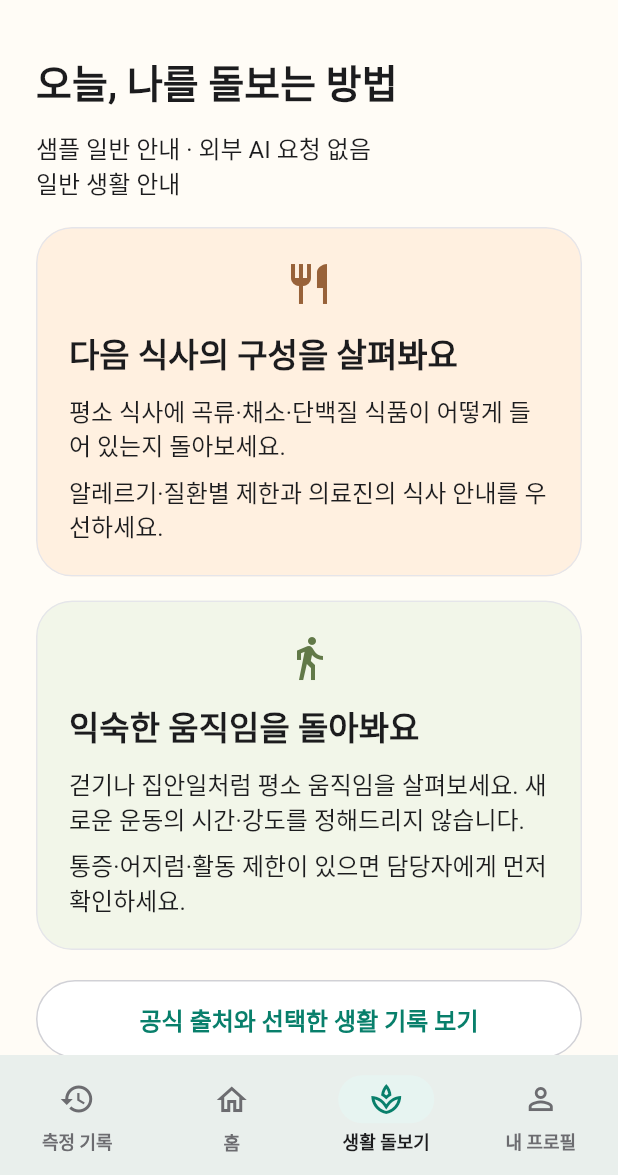
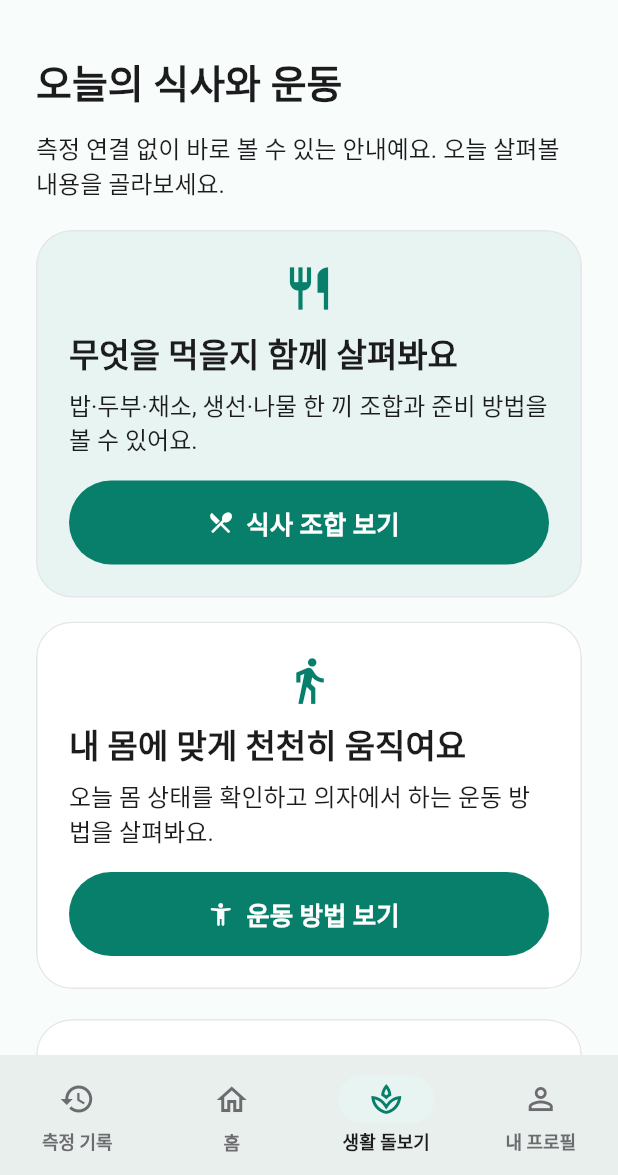
Before and after one commit to Dowon-Kang/vibecare-pilot, a Flutter app: the screen it shows after launch, item 3 of the bottom bar chosen, on a phone screen of 412 x 824 dp, the part 61-1236 px from its top. Run offline on Flutter 3.47's test engine with Material 3 defaults, Android fonts, the phone set to English and light mode, and no system bars; our stand-ins replace dio, flutter_riverpod, flutter_secure_storage, supabase_flutter; accounts and stored records are empty.

Commit message:
Add free food and movement guides and clarify wellness actions

```diff
--- a/mobile-app/lib/screens/participant_shell.dart
+++ b/mobile-app/lib/screens/participant_shell.dart
@@ -6,6 +6,8 @@ import '../services/participation_repository.dart';
 import '../widgets/page_content.dart';
 import 'participation_screen.dart';
 import 'wellness_screen.dart';
+import 'daily_guide_screen.dart';
+import '../theme/app_theme.dart';
 import 'wellness_ai_panel.dart';
 
 class ParticipantReading {
@@ -603,7 +605,7 @@ class _ParticipantShellState extends State<ParticipantShell>
             ),
           ]),
         const SizedBox(height: 16),
-        _card(const Color(0xFFFFF0E0), [
+        _card(AppColors.brandSoft, [
           Text('생활 돌보기', style: Theme.of(context).textTheme.titleLarge),
           const SizedBox(height: 8),
           const Text('식사와 움직임을 내 속도로 돌아봐요.'),
@@ -675,47 +677,49 @@ class _ParticipantShellState extends State<ParticipantShell>
       ],
     ),
   );
+  void _openGuide(DailyGuideKind kind) => Navigator.of(
+    context,
+  ).push<void>(MaterialPageRoute(builder: (_) => DailyGuideScreen(kind: kind)));
+
   Widget _life() => PageContent(
     children: [
-      _heading('오늘, 나를 돌보는 방법'),
-      if (widget.aiService != null) ...[
-        WellnessAiPanel(
-          service: widget.aiService!,
-          sample: widget.sample,
-          measurementKey: widget.sample
-              ? 'gemini-fixed-sample-v1'
-              : '${widget.owner}:${_readings.isEmpty ? '' : '${_readings.first.date}:${_readings.first.muscle}:${_readings.first.weight}:${_readings.first.fat}'}',
+      _heading('오늘의 식사와 운동'),
+      const Text('측정 연결 없이 바로 볼 수 있는 안내예요. 오늘 살펴볼 내용을 골라보세요.'),
+      const SizedBox(height: 20),
+      _card(AppColors.brandSoft, [
+        const Icon(Icons.restaurant_outlined, size: 34, color: AppColors.brand),
+        const SizedBox(height: 12),
+        Text('무엇을 먹을지 함께 살펴봐요', style: Theme.of(context).textTheme.titleLarge),
+        const SizedBox(height: 8),
+        const Text('밥·두부·채소, 생선·나물 한 끼 조합과 준비 방법을 볼 수 있어요.'),
+        const SizedBox(height: 16),
+        FilledButton.icon(
+          key: const ValueKey('open-food-guide'),
+          onPressed: () => _openGuide(DailyGuideKind.food),
+          icon: const Icon(Icons.restaurant_menu),
+          label: const Text('식사 조합 보기'),
         ),
-        const SizedBox(height: 20),
-      ] else
-        const Text('샘플 일반 안내 · 외부 AI 요청 없음'),
-      const Text('일반 생활 안내'),
-      const SizedBox(height: 18),
-      _card(const Color(0xFFFFF0E0), [
-        const Icon(
-          Icons.restaurant_outlined,
-          size: 32,
-          color: Color(0xFF986239),
-        ),
-        const SizedBox(height: 16),
-        Text('다음 식사의 구성을 살펴봐요', style: Theme.of(context).textTheme.titleLarge),
-        const SizedBox(height: 12),
-        const Text('평소 식사에 곡류·채소·단백질 식품이 어떻게 들어 있는지 돌아보세요.'),
-        const SizedBox(height: 8),
-        const Text('알레르기·질환별 제한과 의료진의 식사 안내를 우선하세요.'),
       ]),
       const SizedBox(height: 16),
-      _card(const Color(0xFFF2F6E9), [
-        const Icon(Icons.directions_walk, size: 32, color: Color(0xFF627948)),
+      _card(AppColors.canvas, [
+        const Icon(Icons.directions_walk, size: 34, color: AppColors.brand),
+        const SizedBox(height: 12),
+        Text('내 몸에 맞게 천천히 움직여요', style: Theme.of(context).textTheme.titleLarge),
+        const SizedBox(height: 8),
+        const Text('오늘 몸 상태를 확인하고 의자에서 하는 운동 방법을 살펴봐요.'),
         const SizedBox(height: 16),
-        Text('익숙한 움직임을 돌아봐요', style: Theme.of(context).textTheme.titleLarge),
-        const SizedBox(height: 12),
-        const Text('걷기나 집안일처럼 평소 움직임을 살펴보세요. 새로운 운동의 시간·강도를 정해드리지 않습니다.'),
-        const SizedBox(height: 8),
-        const Text('통증·어지럼·활동 제한이 있으면 담당자에게 먼저 확인하세요.'),
+        FilledButton.icon(
+          key: const ValueKey('open-movement-guide'),
+          onPressed: () => _openGuide(DailyGuideKind.movement),
+          icon: const Icon(Icons.accessibility_new_rounded),
+          label: const Text('운동 방법 보기'),
+        ),
       ]),
       const SizedBox(height: 20),
-      OutlinedButton(
+      _card(AppColors.canvas, [
+        Text('오늘 실천 기록', style: Theme.of(context).textTheme.titleLarge),
+        const Text('내가 한 활동이나 쉬기를 직접 남기는 선택 기능이에요. 안내를 읽는 것만으로 기록되지 않아요.'),
+        OutlinedButton.icon(
           onPressed: () => Navigator.of(context).push<void>(
             MaterialPageRoute(
               builder: (_) => WellnessScreen(
@@ -726,9 +730,30 @@ class _ParticipantShellState extends State<ParticipantShell>
               ),
             ),
           ),
-        child: const Text('공식 출처와 선택한 생활 기록 보기'),
+          icon: const Icon(Icons.checklist),
+          label: const Text('실천·쉬기 기록하기'),
         ),
-      const Text('생활 기록은 선택사항이며 기기에만 저장됩니다. 측정·안전 판정과는 별도입니다.'),
+      ]),
+      if (widget.aiService != null) ...[
+        const SizedBox(height: 16),
+        ExpansionTile(
+          key: const ValueKey('optional-measurement-ai'),
+          tilePadding: EdgeInsets.zero,
+          title: Text(
+            widget.sample ? '추가 기능 · Gemini 합성 시연' : '추가 기능 · 측정값 기반 AI',
+          ),
+          subtitle: const Text('원할 때 열어 연결 상태와 전송 내용을 확인하세요.'),
+          children: [
+            WellnessAiPanel(
+              service: widget.aiService!,
+              sample: widget.sample,
+              measurementKey: widget.sample
+                  ? 'gemini-fixed-sample-v1'
+                  : '${widget.owner}:${_readings.isEmpty ? '' : '${_readings.first.date}:${_readings.first.muscle}:${_readings.first.weight}:${_readings.first.fat}'}',
+            ),
+          ],
+        ),
+      ],
     ],
   );
   Widget _profile() => PageContent(
--- a/mobile-app/lib/screens/pilot_onboarding_components.dart
+++ b/mobile-app/lib/screens/pilot_onboarding_components.dart
@@ -463,21 +463,21 @@ class _SkeletalMuscleMeasurementCard extends ConsumerWidget {
               key: const ValueKey('measurement-comparison'),
               padding: const EdgeInsets.all(14),
               decoration: const BoxDecoration(
-                color: AppColors.apricotSoft,
+                color: AppColors.comparisonSoft,
                 borderRadius: AppRadius.smBorder,
               ),
               child: Row(
                 children: [
                   const Icon(
                     Icons.timeline_rounded,
-                    color: AppColors.apricotInk,
+                    color: AppColors.comparisonInk,
                   ),
                   const SizedBox(width: 10),
                   Expanded(
                     child: Text(
                       deltaText,
                       style: const TextStyle(
-                        color: AppColors.apricotInk,
+                        color: AppColors.comparisonInk,
                         fontWeight: FontWeight.w700,
                       ),
                     ),
--- a/mobile-app/lib/screens/wellness_screen.dart
+++ b/mobile-app/lib/screens/wellness_screen.dart
@@ -6,6 +6,7 @@ import 'package:flutter/services.dart';
 import '../services/wellness_repository.dart';
 import '../models/models.dart';
 import '../widgets/page_content.dart';
+import '../theme/app_theme.dart';
 
 class WellnessEntryCard extends StatelessWidget {
   const WellnessEntryCard({super.key, required this.onOpen});
@@ -509,12 +510,12 @@ class _WellnessScreenState extends State<WellnessScreen>
     final plan = _plan;
     final locked = !_allowed;
     return Scaffold(
-      appBar: AppBar(title: const Text('오늘의 생활 습관')),
+      appBar: AppBar(title: const Text('오늘 실천 기록')),
       body: PageContent(
         maxWidth: 680,
         children: [
           Text(
-            locked ? '다시 로그인해 주세요' : '작은 선택을 돌아보세요',
+            locked ? '다시 로그인해 주세요' : '오늘의 선택을 남겨요',
             style: Theme.of(context).textTheme.headlineSmall,
           ),
           const SizedBox(height: 8),
@@ -528,8 +529,15 @@ class _WellnessScreenState extends State<WellnessScreen>
                   ? '샘플 공간 · 실제 계정의 생활 기록과 분리됩니다.'
                   : '내 생활 기록 · 측정 결과와 별도의 사용자 입력입니다.',
             ),
-            const Text(
-              '이 브라우저·기기에 저장합니다. 기록을 열거나 저장할 때 최근 90일을 남깁니다. 다른 기기와 동기화하거나 담당자에게 공유하지 않습니다. 공용 기기에서는 기록을 지워 주세요.',
+            const Text('관심 항목을 고른 뒤 실천하거나 쉰 날을 직접 기록해요.'),
+            const ExpansionTile(
+              title: Text('기록 저장 안내'),
+              tilePadding: EdgeInsets.zero,
+              children: [
+                Text(
+                  '이 브라우저·기기에 최근 90일을 저장합니다. 다른 기기와 동기화하거나 담당자에게 공유하지 않습니다. 공용 기기에서는 기록을 지워 주세요.',
+                ),
+              ],
             ),
             const SizedBox(height: 16),
             if (_busy)
@@ -549,7 +557,9 @@ class _WellnessScreenState extends State<WellnessScreen>
             ],
             if (plan != null) ...[
               _section('1. 관심 습관 선택', [
-                const Text('원하는 항목만 선택하세요. 해제해도 지난 기록은 남습니다.'),
+                const Text(
+                  '여기서는 기록할 항목만 고릅니다. 오늘 했다는 뜻은 아니에요. 해제해도 지난 기록은 남아요.',
+                ),
                 for (final habit in WellnessHabit.values)
                   CheckboxListTile(
                     contentPadding: EdgeInsets.zero,
@@ -562,7 +572,7 @@ class _WellnessScreenState extends State<WellnessScreen>
               ]),
               const SizedBox(height: 16),
               _section('2. 오늘 돌아보기 · ${now.month}월 ${now.day}일', [
-                const Text('하지 못한 날을 실패로 판단하지 않습니다. 쉬기도 내 선택입니다.'),
+                const Text('실천했어요 또는 쉬었어요를 누르면 저장됩니다. 선택한 버튼에 체크 표시가 생겨요.'),
                 if (plan.selected.isEmpty)
                   const Padding(
                     padding: EdgeInsets.symmetric(vertical: 16),
@@ -579,15 +589,34 @@ class _WellnessScreenState extends State<WellnessScreen>
                     runSpacing: 8,
                     children: [
                       for (final mark in WellnessMark.values)
-                        OutlinedButton(
+                        Semantics(
+                          selected: plan.days[wellnessDay(now)]?[habit] == mark,
+                          child: OutlinedButton.icon(
                             style: OutlinedButton.styleFrom(
                               minimumSize: const Size(96, 48),
+                              backgroundColor:
+                                  plan.days[wellnessDay(now)]?[habit] == mark
+                                  ? AppColors.brandSoft
+                                  : AppColors.canvas,
+                              side: BorderSide(
+                                color:
+                                    plan.days[wellnessDay(now)]?[habit] == mark
+                                    ? AppColors.brand
+                                    : AppColors.hairline,
+                              ),
                             ),
                             onPressed: _busy
                                 ? null
                                 : () => _save(plan.mark(_now, habit, mark)),
-                          child: Text(
+                            icon: Icon(
+                              plan.days[wellnessDay(now)]?[habit] == mark
+                                  ? Icons.check_circle_outline
+                                  : Icons.radio_button_unchecked,
+                              size: 20,
+                            ),
+                            label: Text(
                               mark == WellnessMark.done ? '실천했어요' : '쉬었어요',
+                            ),
                           ),
                         ),
                       if (plan.days[wellnessDay(now)]?[habit] != null)
--- a/mobile-app/lib/theme/app_theme.dart
+++ b/mobile-app/lib/theme/app_theme.dart
@@ -2,7 +2,7 @@ import 'package:flutter/material.dart';
 
 /// Design tokens.
 ///
-/// Visual language: the original VibeCare teal on a warm cream canvas.
+/// Visual language: the original VibeCare teal on a white and mint canvas.
 /// Text stays near-black while interactive and selected states use the brand
 /// color, so controls are distinguishable without making every label colorful.
 ///
@@ -17,17 +17,17 @@ abstract final class AppColors {
   static const inkSoft = Color(0xFF3A3A3C);
   static const muted = Color(0xFF6C6C70);
   static const faint = Color(0xFF8E8E93);
-  static const background = Color(0xFFFFFCF6);
+  static const background = Color(0xFFF8FCFB);
   static const canvas = Color(0xFFFFFFFF);
-  static const canvasSoft = Color(0xFFFFF6E8);
-  static const field = Color(0xFFFFF6E8);
+  static const canvasSoft = Color(0xFFEDF7F4);
+  static const field = Color(0xFFEDF7F4);
   static const hairlineSoft = Color(0xFFE5E5EA);
   static const hairline = Color(0xFFD1D1D6);
 
   /// Reserved: one chromatic accent for a single emphasized signal per screen.
   static const accent = brand;
-  static const apricotSoft = Color(0xFFFFEEDB);
-  static const apricotInk = Color(0xFF754728);
+  static const comparisonSoft = Color(0xFFE4F3EE);
+  static const comparisonInk = Color(0xFF145B4D);
   // One hue with ordered lightness: magnitude, not good/bad semantics.
   static const levelLow = Color(0xFF4B9488);
   static const levelNormal = brand;
--- a/mobile-app/lib/widgets/page_content.dart
+++ b/mobile-app/lib/widgets/page_content.dart
@@ -2,16 +2,23 @@ import 'package:flutter/material.dart';
 
 /// Keeps reading lines short on wide web windows and gives sections room to breathe.
 class PageContent extends StatelessWidget {
-  const PageContent({super.key, required this.children, this.maxWidth = 800});
+  const PageContent({
+    super.key,
+    required this.children,
+    this.maxWidth = 800,
+    this.controller,
+  });
 
   final List<Widget> children;
   final double maxWidth;
+  final ScrollController? controller;
 
   @override
   Widget build(BuildContext context) => Center(
     child: ConstrainedBox(
       constraints: BoxConstraints(maxWidth: maxWidth),
       child: ListView(
+        controller: controller,
         padding: const EdgeInsets.fromLTRB(24, 24, 24, 48),
         children: children,
       ),
```
Also changed, not shown: mobile-app/lib/screens/daily_guide_screen.dart (added, +237 -0 lines), mobile-app/lib/screens/wellness_ai_panel.dart (+11 -3 lines), 6 other files. Lines whose indentation alone changed are shown as unchanged.
